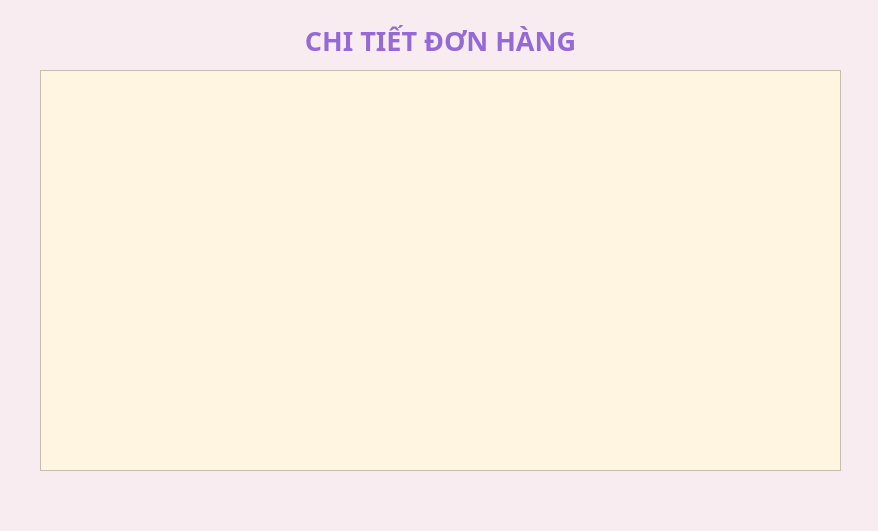
First picture: the form in Donhang/CTDH.ui, repository minhngoc22/Pet-Store, before the edit.
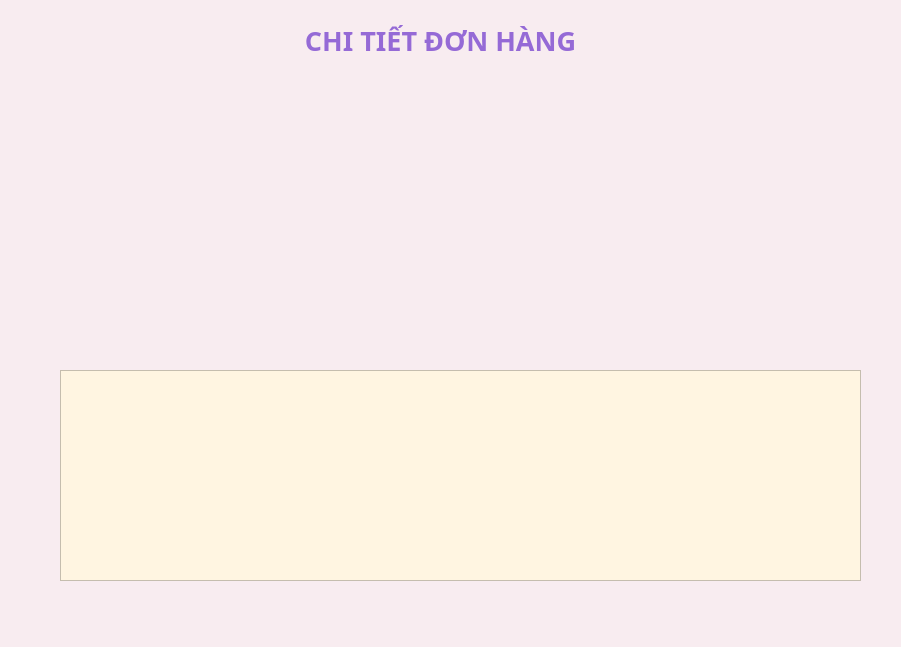
Second picture: the form after the edit.

```diff
--- a/Donhang/CTDH.ui
+++ b/Donhang/CTDH.ui
@@ -6,8 +6,8 @@
    <rect>
     <x>0</x>
     <y>0</y>
-    <width>878</width>
-    <height>531</height>
+    <width>901</width>
+    <height>647</height>
    </rect>
   </property>
   <property name="windowTitle">
@@ -19,10 +19,10 @@
   <widget class="QTableView" name="tb_CTDH">
    <property name="geometry">
     <rect>
-     <x>40</x>
-     <y>70</y>
+     <x>60</x>
+     <y>370</y>
      <width>801</width>
-     <height>401</height>
+     <height>211</height>
     </rect>
    </property>
    <property name="styleSheet">
```
